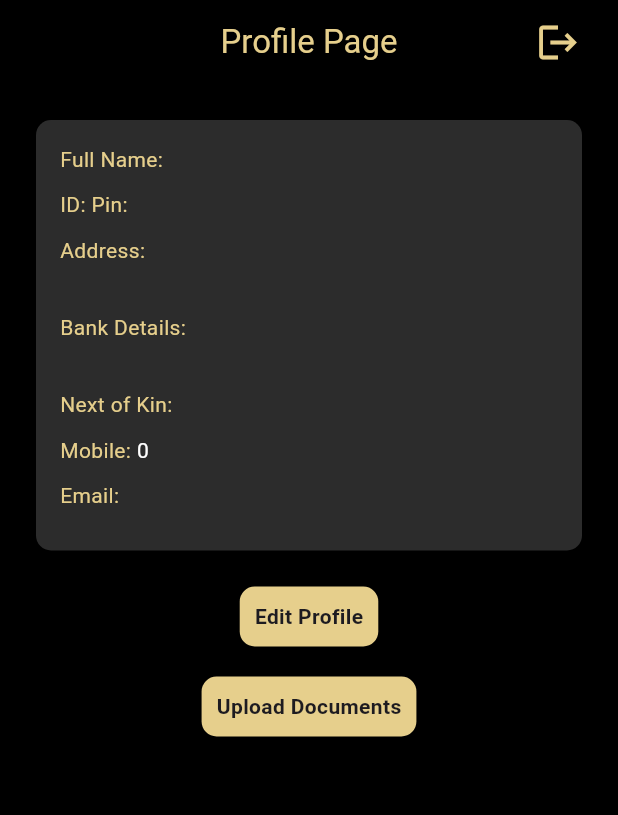
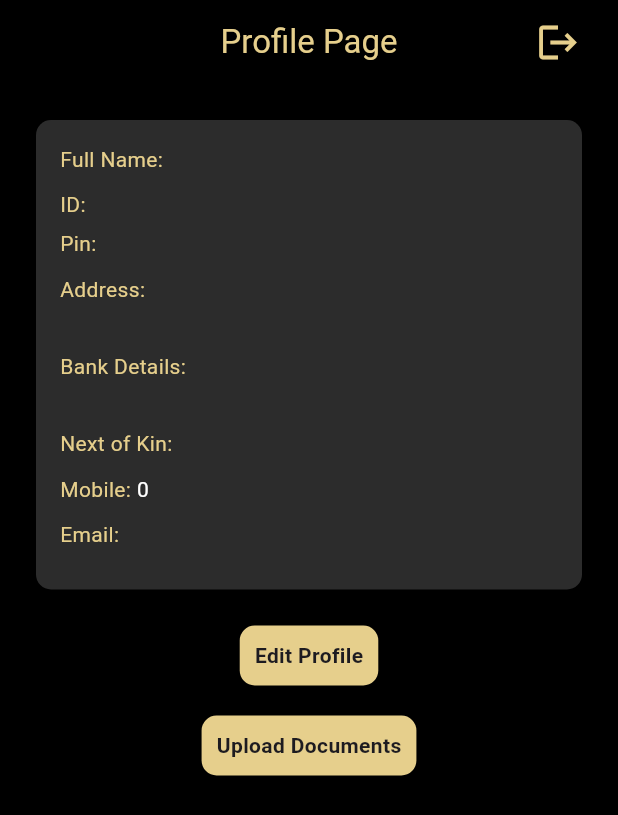
Before and after one commit to flutify-sa/sincot, a Flutter app: the ProfilePage screen opened directly, on a phone screen of 412 x 824 dp. Shown: the top 815 px of the screen. Run offline on Flutter 3.47's test engine with Material 3 defaults, Android fonts, the phone set to English and light mode, and no system bars; our stand-ins replace file_picker, shared_preferences, supabase_flutter; accounts and stored records are empty.

Commit message:
everything works

```diff
--- a/lib/profilepage.dart
+++ b/lib/profilepage.dart
@@ -27,7 +27,7 @@ class _ProfilePageState extends State<ProfilePage> {
   final TextEditingController _nextOfKinController = TextEditingController();
   final TextEditingController _saidController = TextEditingController();
   final TextEditingController _workerpinController = TextEditingController();
-  bool _isProfileUpdated = false;
+  bool _isProfileUpdated = true;
   String _userEmail = ''; // This will store the user's registered email
 
   @override
@@ -330,6 +330,10 @@ class _ProfilePageState extends State<ProfilePage> {
                         ],
                       ),
                       SizedBox(height: 10),
+                      Column(
+                        // Use Column to stack ID and Pin vertically
+                        crossAxisAlignment: CrossAxisAlignment.start,
+                        children: [
                           Row(
                             children: [
                               Text(
@@ -338,13 +342,26 @@ class _ProfilePageState extends State<ProfilePage> {
                                     color: Color(0xffe6cf8c), fontSize: 14),
                               ),
                               Text(
+                                _saidController.text,
+                                style: TextStyle(
+                                    color: Colors.white, fontSize: 14),
+                              ),
+                            ],
+                          ),
+                          SizedBox(height: 5), // Space between ID and Pin
+                          Row(
+                            children: [
+                              Text(
                                 'Pin: ',
                                 style: TextStyle(
                                     color: Color(0xffe6cf8c), fontSize: 14),
                               ),
                               Text(
                                 _workerpinController.text,
-                            style: TextStyle(color: Colors.white, fontSize: 14),
+                                style: TextStyle(
+                                    color: Colors.white, fontSize: 14),
+                              ),
+                            ],
                           ),
                         ],
                       ),
@@ -422,6 +439,7 @@ class _ProfilePageState extends State<ProfilePage> {
                   ),
                 ),
               ),
+
               //  UploadDocuments(),
             ],
             SizedBox(height: 20), // Add spacing between sections
```
Lines whose indentation alone changed are shown as unchanged.
